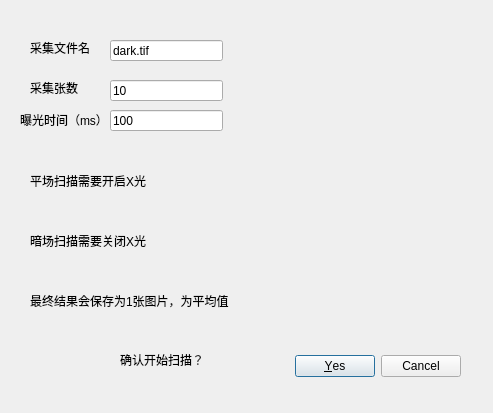
Above: qt_gui/snap.ui from foodszhang/pyct before the change. Below: the same form after it.
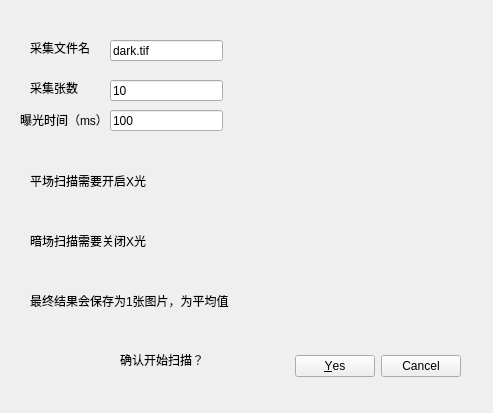
That is the form after the change.

Commit message:
fix: 修复暗场/空场/扫描对话框闪退及子线程崩溃问题
- snap.ui/scan.ui: 顶层QDialog改为QWidget，删除connections块避免QDialog嵌套
- snap_window.py: full_filename赋值移至server_thread.start()之前避免race condition
- snap/scan_window: 添加error Signal、_unfreeze_ui()、scan_thread加try/except/finally
- _readline_with_timeout: 15s超时保护避免readline永久阻塞
- sys.exit(1)全部替换为error.emit() + _unfreeze_ui()退出
- gui.py: update_progress_bar处理value=-1解冻UI，连接三个error Signal

What changed in the file:
```diff
--- a/qt_gui/snap.ui
+++ b/qt_gui/snap.ui
@@ -1,7 +1,7 @@
 <?xml version="1.0" encoding="UTF-8"?>
 <ui version="4.0">
- <class>CTSnapDialog</class>
- <widget class="QDialog" name="CTSnapDialog">
+ <class>Form</class>
+ <widget class="QWidget" name="Form">
   <property name="geometry">
    <rect>
     <x>0</x>
```
Left out of the diff: 34 changed lines with no effect on the pictures. The commit also changes 4 other files.
